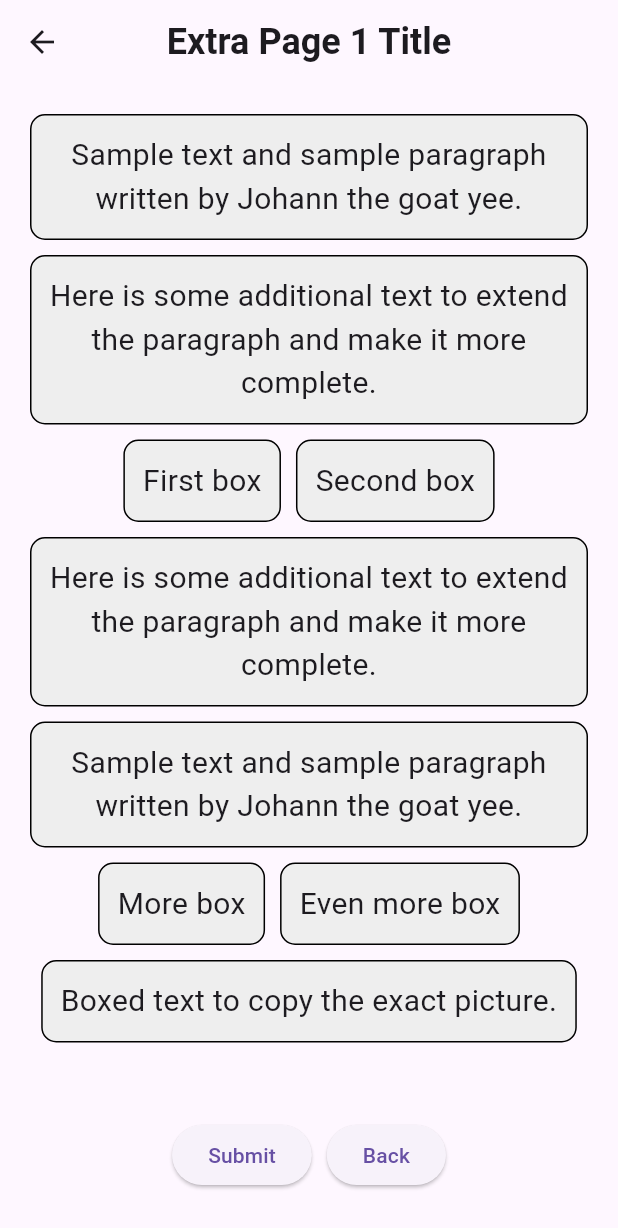
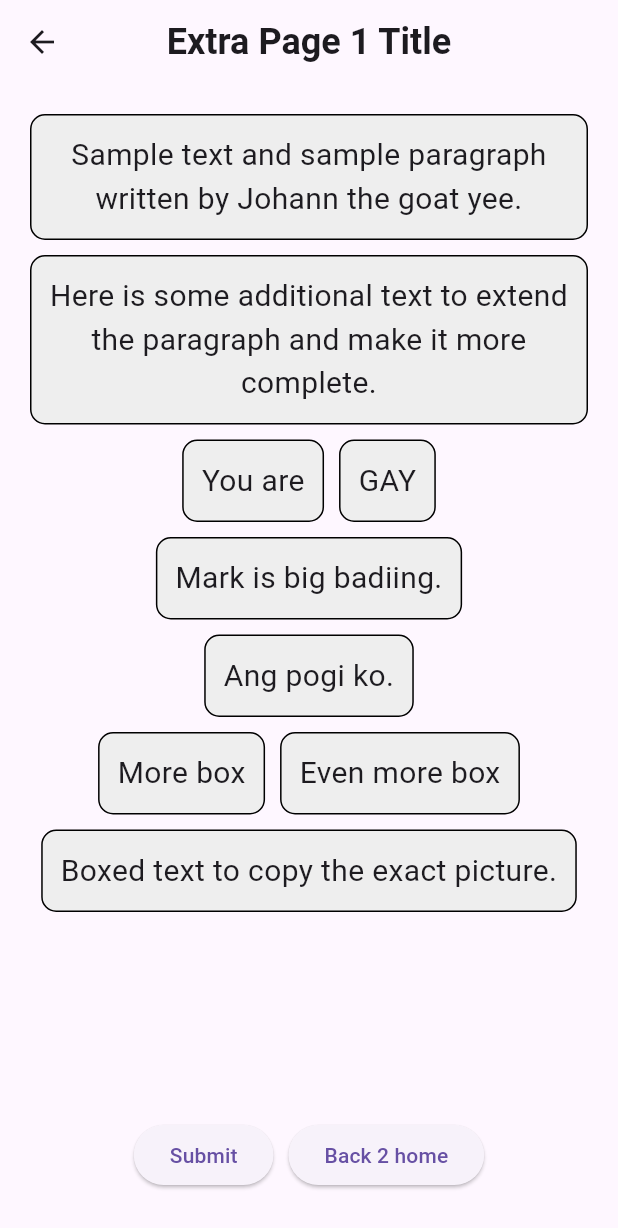
Before and after one commit to glitchcodes/flutter_activity_2, a Flutter app: the ExtraPage1 screen opened directly, on a phone screen of 412 x 824 dp. Shown: the top 1228 px of the screen. Run offline on Flutter 3.47's test engine with Material 3 defaults, Android fonts, the phone set to English and light mode, and no system bars.

Commit message:
more extra page 1

```diff
--- a/lib/pages/extra_page1.dart
+++ b/lib/pages/extra_page1.dart
@@ -1,5 +1,28 @@
 import 'package:flutter/material.dart';
+import 'package:sample_project/main.dart'; // Import your main.dart file
+class BoxedText extends StatelessWidget { //boxedtext class 2 box da damn tings
+  final String text;
+  const BoxedText(this.text, {super.key});
 
+  @override
+  //container stuff for da box
+  Widget build(BuildContext context) {
+    return Container( //css stuff
+      margin: const EdgeInsets.only(bottom: 10),
+      padding: const EdgeInsets.all(12),
+      decoration: BoxDecoration(
+        color: Colors.grey[200], // Light background
+        borderRadius: BorderRadius.circular(10),
+        border: Border.all(color: Colors.black, width: 1),
+      ),
+      child: Text(
+        text,
+        style: const TextStyle(fontSize: 20),
+        textAlign: TextAlign.center,
+      ),
+    );
+  }
+}
 class ExtraPage1 extends StatelessWidget {
   const ExtraPage1({super.key});
 
@@ -30,14 +53,14 @@ class ExtraPage1 extends StatelessWidget {
                 Row(
                   mainAxisAlignment: MainAxisAlignment.center,
                   children: [
-                    BoxedText('First box'),
+                    BoxedText('You are'),
                     SizedBox(width: 10), // Space between boxes
-                    BoxedText('Second box'),
+                    BoxedText('GAY'),
                   ],
                 ),
 
-                BoxedText('Here is some additional text to extend the paragraph and make it more complete.'),
-                BoxedText('Sample text and sample paragraph written by Johann the goat yee.'),
+                BoxedText('Mark is big badiing.'),
+                BoxedText('Ang pogi ko.'),
 
                 Row(
                   mainAxisAlignment: MainAxisAlignment.center,
@@ -72,11 +95,13 @@ class ExtraPage1 extends StatelessWidget {
                 const SizedBox(width: 10), // Space between buttons
                 ElevatedButton(
                   onPressed: () {
-                    ScaffoldMessenger.of(context).showSnackBar(
-                      const SnackBar(content: Text('Wala tong ginagawa')),
+                    Navigator.pushAndRemoveUntil(
+                      context,
+                      MaterialPageRoute(builder: (context) => MyApp()), // Redirect to Main
+                          (route) => false, // Clears navigation stack
                     );
                   },
-                  child: const Text('Back'),
+                  child: const Text('Back 2 home'),
                 ),
               ],
             ),
@@ -86,26 +111,3 @@ class ExtraPage1 extends StatelessWidget {
     );
   }
 }
-
-class BoxedText extends StatelessWidget { //boxedtext class 2 box da damn tings
-  final String text;
-  const BoxedText(this.text, {super.key});
-
-  @override
-  Widget build(BuildContext context) {
-    return Container( //css stuff
-      margin: const EdgeInsets.only(bottom: 10),
-      padding: const EdgeInsets.all(12),
-      decoration: BoxDecoration(
-        color: Colors.grey[200], // Light background
-        borderRadius: BorderRadius.circular(10),
-        border: Border.all(color: Colors.black, width: 1),
-      ),
-      child: Text(
-        text,
-        style: const TextStyle(fontSize: 20),
-        textAlign: TextAlign.center,
-      ),
-    );
-  }
-}
```
